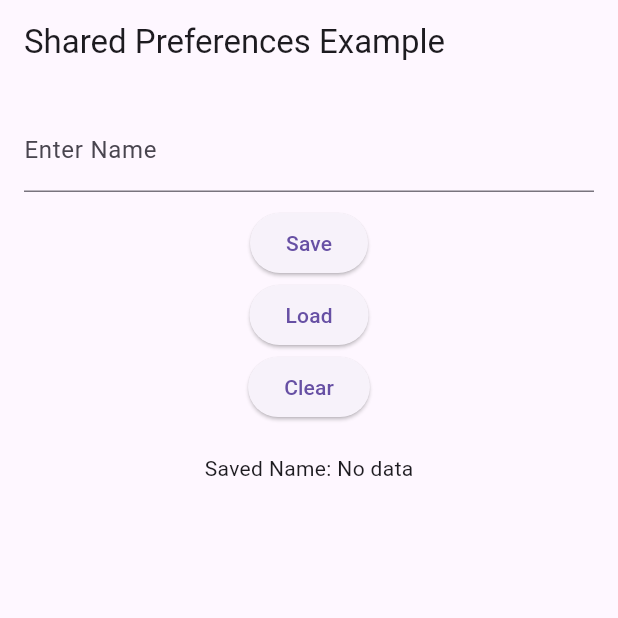
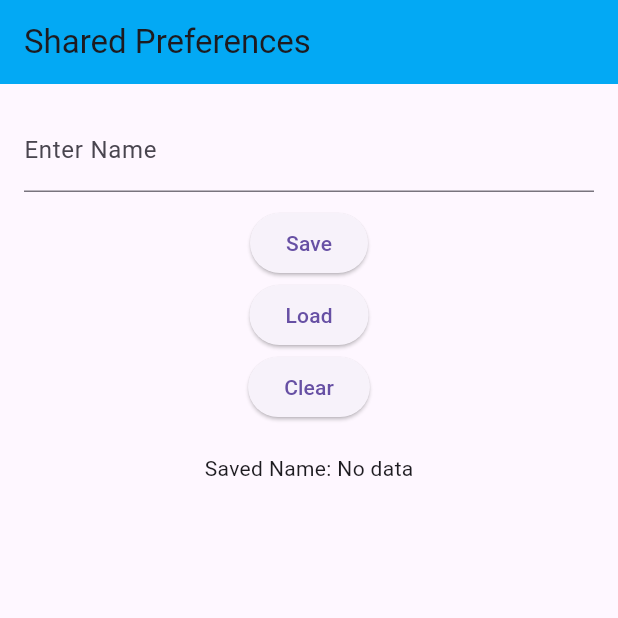
Before and after one commit to sakshi-0009/Flutter-Widgets, a Flutter app: the screen it shows after launch, on a phone screen of 412 x 824 dp, the top half of it. Run offline on Flutter 3.47's test engine with Material 3 defaults, Android fonts, the phone set to English and light mode, and no system bars; our stand-ins replace shared_preferences.

Commit message:
Shared Preferences

```diff
--- a/shared_pref/lib/shared_prefs2.dart
+++ b/shared_pref/lib/shared_prefs2.dart
@@ -53,7 +53,10 @@ class _SharedPreferencesExampleState extends State<SharedPreferencesExample> {
   @override
   Widget build(BuildContext context) {
     return Scaffold(
-      appBar: AppBar(title: Text('Shared Preferences Example')),
+      appBar: AppBar(
+        title:Text("Shared Preferences"),
+        backgroundColor: Colors.lightBlue,
+      ),
       body: Padding(
         padding: const EdgeInsets.all(16.0),
         child: Column(
```
